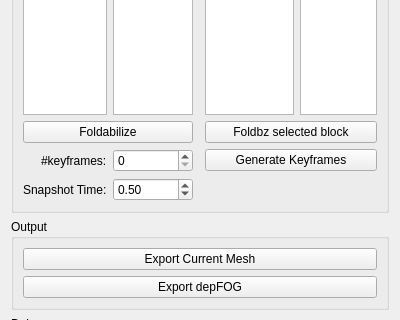
This is FoldPlugin/FdWidget.ui in letienhung/fold-hcc as Qt 5 draws it before an edit; both pictures show x 0 to 400 and y 502 to 822 of the 400 by 984 pixel window. The edited form follows.
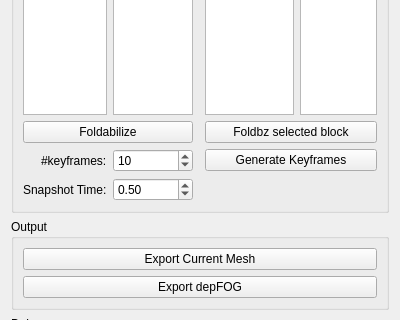
This is the edited form.

The edit to the form file:
```diff
--- a/FoldPlugin/FdWidget.ui
+++ b/FoldPlugin/FdWidget.ui
@@ -294,7 +294,17 @@
        </widget>
       </item>
       <item row="8" column="1">
-       <widget class="QSpinBox" name="nbKeyframes"/>
+       <widget class="QSpinBox" name="nbKeyframes">
+        <property name="minimum">
+         <number>0</number>
+        </property>
+        <property name="maximum">
+         <number>100</number>
+        </property>
+        <property name="value">
+         <number>10</number>
+        </property>
+       </widget>
       </item>
       <item row="1" column="0">
        <widget class="QPushButton" name="decompose">
```
